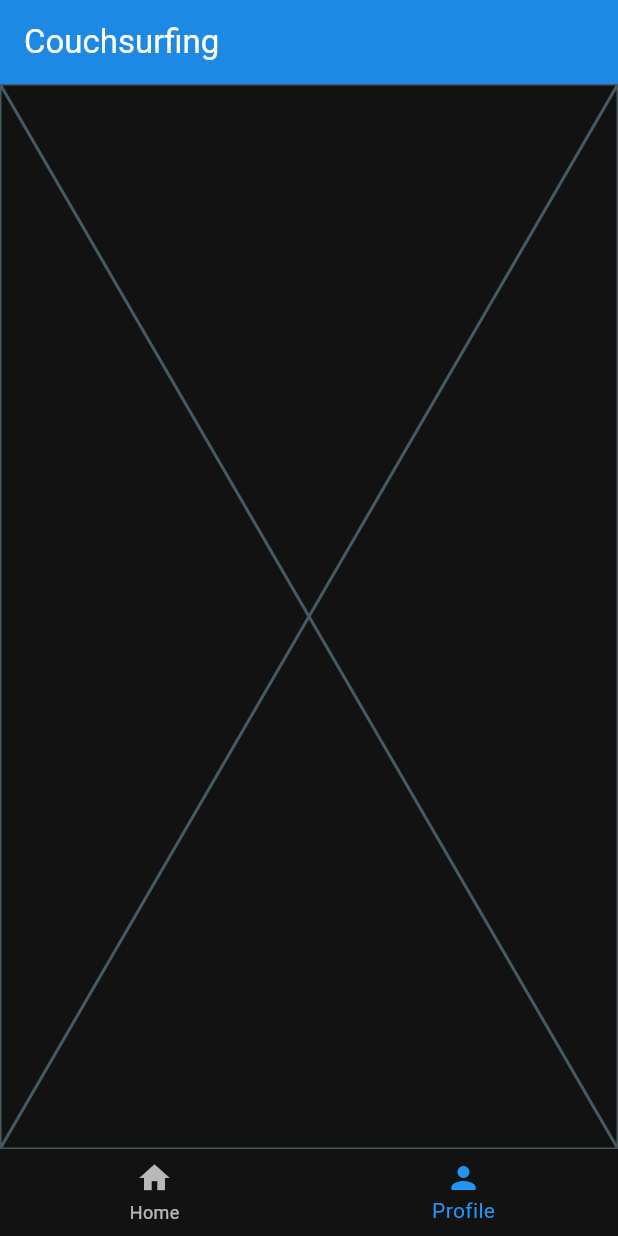
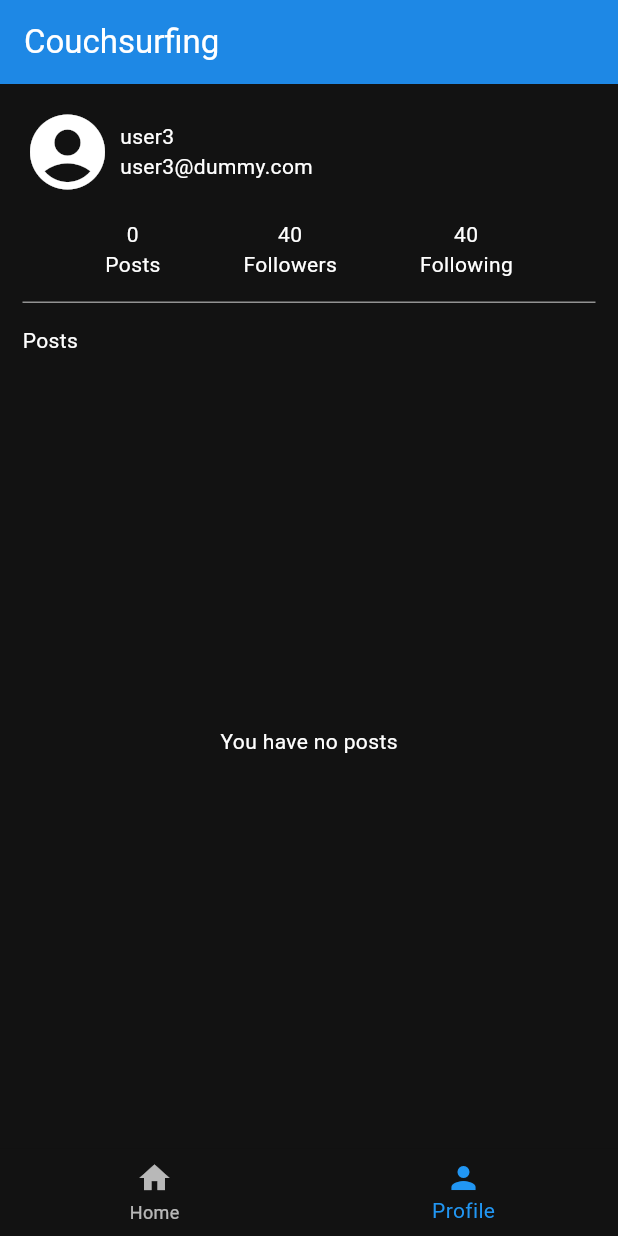
Before and after one commit to Camlgiles/couchsurfing, a Flutter app: the screen it shows after launch, item 2 of the bottom bar chosen, on a phone screen of 412 x 824 dp. Run offline on Flutter 3.47's test engine with Material 3 defaults, Android fonts, the light colour scheme and no system bars.

Commit message:
feat: profile page built out

```diff
--- a/lib/pages/home_page.dart
+++ b/lib/pages/home_page.dart
@@ -10,7 +10,7 @@
 }
 
 class _HomePageState extends State<HomePage> {
-  final List _pages = [const FeedPage(), const ProfilePage()];
+  final List _pages = [const FeedPage(), ProfilePage()];
 
   int _selectedIndex = 0;
 
--- a/lib/pages/profile_page.dart
+++ b/lib/pages/profile_page.dart
@@ -1,10 +1,62 @@
+import 'package:couchsurfing_flutter_app/utils/dummy_users.dart';
 import 'package:flutter/material.dart';
 
 class ProfilePage extends StatelessWidget {
-  const ProfilePage({super.key});
+  ProfilePage({super.key});
+
+  final currentUser = dummyUsers[2];
 
   @override
   Widget build(BuildContext context) {
-    return const Placeholder();
+    return Scaffold(
+      body: Container(
+        padding: const EdgeInsets.all(15),
+        child: Column(
+          crossAxisAlignment: CrossAxisAlignment.start,
+          children: [
+            Row(
+              children: [
+                const Icon(
+                  Icons.account_circle,
+                  size: 60,
+                ),
+                const SizedBox(width: 5),
+                Column(
+                  crossAxisAlignment: CrossAxisAlignment.start,
+                  children: [Text(currentUser.name), Text(currentUser.email)],
+                ),
+              ],
+            ),
+            const SizedBox(height: 15),
+            Container(
+              padding: const EdgeInsets.only(bottom: 15),
+              margin: const EdgeInsets.only(bottom: 15),
+              decoration: const BoxDecoration(
+                  border: Border(
+                      bottom: BorderSide(color: Colors.white54, width: 1))),
+              child: const Row(
+                mainAxisAlignment: MainAxisAlignment.spaceEvenly,
+                children: [
+                  Text(
+                    '0\nPosts',
+                    textAlign: TextAlign.center,
+                  ),
+                  Text(
+                    '40\nFollowers',
+                    textAlign: TextAlign.center,
+                  ),
+                  Text(
+                    '40\nFollowing',
+                    textAlign: TextAlign.center,
+                  )
+                ],
+              ),
+            ),
+            const Text('Posts'),
+            const Expanded(child: Center(child: Text('You have no posts')))
+          ],
+        ),
+      ),
+    );
   }
 }
```
